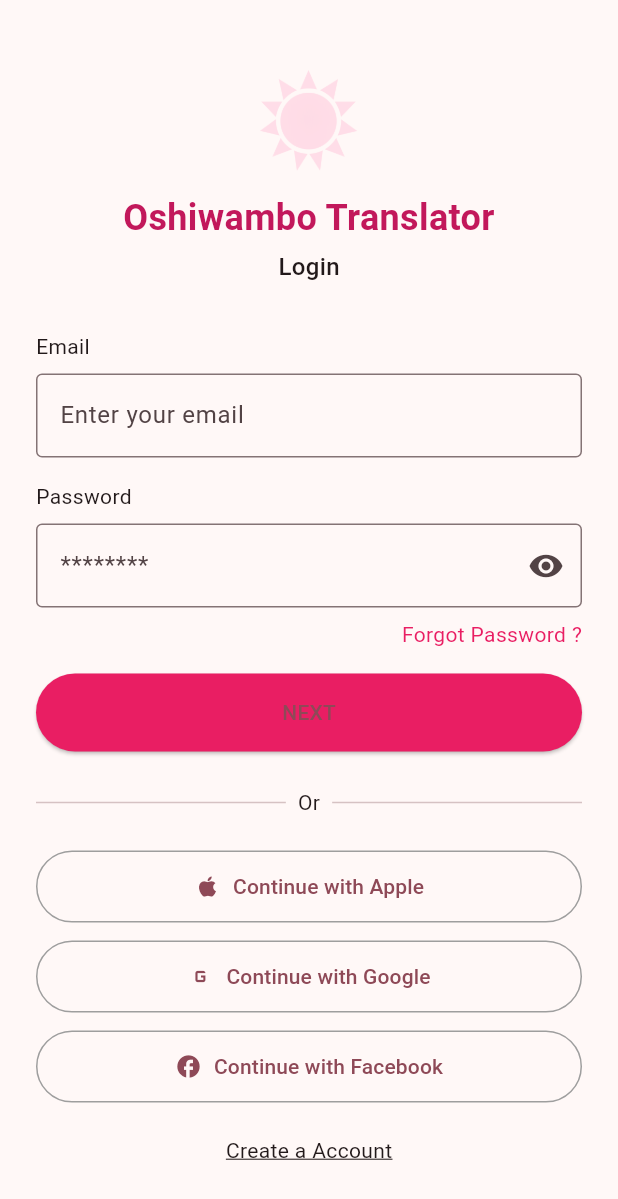
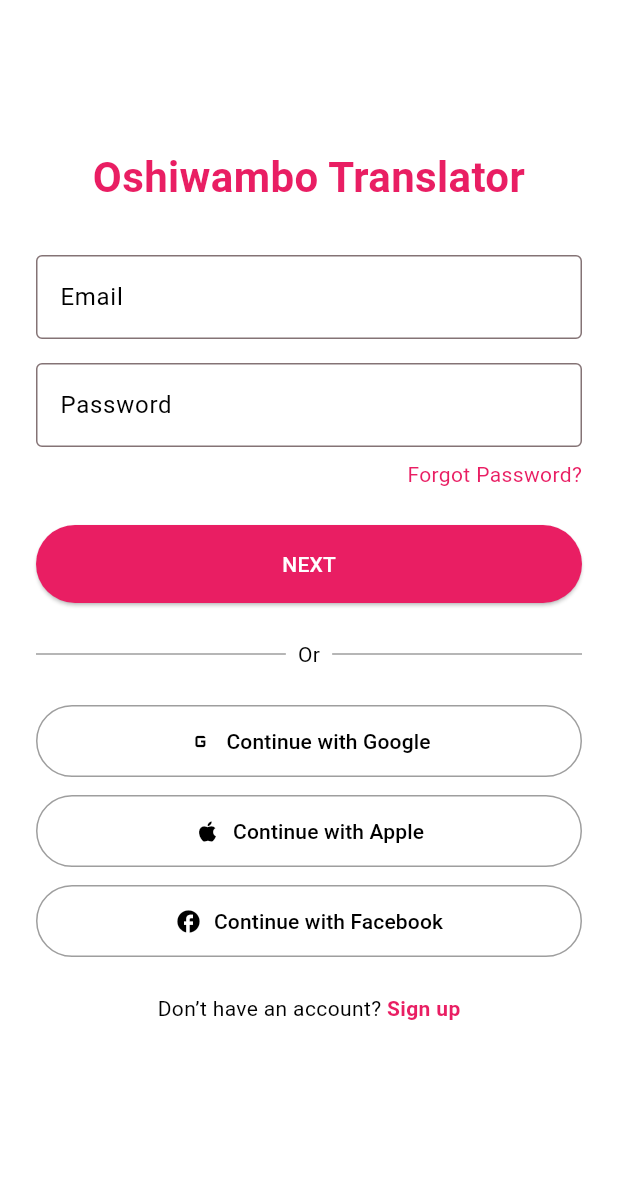
Before and after one commit to emmyetah/Oshiwambo_Translator, a Flutter app: the screen it shows after launch, on a phone screen of 412 x 824 dp. Shown: the top 1199 px of the screen. Run offline on Flutter 3.47's test engine with Material 3 defaults, Android fonts, the phone set to English and light mode, and no system bars; our stand-ins replace firebase_auth, firebase_core, google_sign_in, intl_phone_field, pin_code_fields, shared_preferences; accounts and stored records are empty.

Commit message:
updated logn.dart to apply authentication & change text colour from navy to black :)

```diff
--- a/lib/views/login.dart
+++ b/lib/views/login.dart
@@ -1,133 +1,183 @@
 import 'package:flutter/material.dart';
+import 'package:provider/provider.dart';
+import '../state/auth_state.dart';
 
-class LoginScreen extends StatelessWidget {
+class LoginScreen extends StatefulWidget {
   const LoginScreen({super.key});
+
+  @override
+  State<LoginScreen> createState() => _LoginScreenState();
+}
+
+class _LoginScreenState extends State<LoginScreen> {
+  final TextEditingController emailController = TextEditingController();
+  final TextEditingController passwordController = TextEditingController();
+
+  bool _loading = false;
+
+  void _showError(String message) {
+    ScaffoldMessenger.of(context).showSnackBar(
+      SnackBar(content: Text(message)),
+    );
+  }
+
+  Future<void> _signInWithEmail() async {
+    final auth = context.read<AuthState>();
+    setState(() => _loading = true);
+    try {
+      await auth.signInWithEmail(
+        emailController.text.trim(),
+        passwordController.text.trim(),
+      );
+      if (mounted) {
+        Navigator.pushReplacementNamed(context, '/home_eng');
+      }
+    } catch (e) {
+      _showError("Login failed: $e");
+    } finally {
+      setState(() => _loading = false);
+    }
+  }
+
+  Future<void> _signInWithGoogle() async {
+    final auth = context.read<AuthState>();
+    setState(() => _loading = true);
+    try {
+      await auth.signInWithGoogle();
+      if (mounted) {
+        Navigator.pushReplacementNamed(context, '/home_eng');
+      }
+    } catch (e) {
+      _showError("Google sign-in failed: $e");
+    } finally {
+      setState(() => _loading = false);
+    }
+  }
 
   @override
   Widget build(BuildContext context) {
     return Scaffold(
+      backgroundColor: Colors.white,
       body: SingleChildScrollView(
-        padding: const EdgeInsets.symmetric(horizontal: 24.0, vertical: 40.0),
+        padding: const EdgeInsets.symmetric(horizontal: 24, vertical: 48),
         child: Column(
           crossAxisAlignment: CrossAxisAlignment.stretch,
           children: [
-            // Sun logo + App name
-            Center(
-              child: Column(
-                children: [
-                  Opacity(
-                    opacity: 0.15,
-                    child: Image.asset(
-                      'assets/images/sun.png',
-                      width: 120,
-                    ),
-                  ),
-                  const SizedBox(height: 8),
-                  Text(
-                    "Oshiwambo Translator",
-                    style: TextStyle(
-                      fontSize: 24,
-                      fontWeight: FontWeight.bold,
-                      color: Colors.pink[700],
-                    ),
-                    textAlign: TextAlign.center,
-                  ),
-                  const SizedBox(height: 4),
-                  const Text(
-                    "Login",
-                    style: TextStyle(
-                      fontSize: 16,
-                      fontWeight: FontWeight.w500,
-                    ),
-                  ),
-                ],
+            const SizedBox(height: 50),
+
+            // App Title
+            const Text(
+              "Oshiwambo Translator",
+              textAlign: TextAlign.center,
+              style: TextStyle(
+                fontSize: 28,
+                fontWeight: FontWeight.bold,
+                color: Colors.pink,
               ),
             ),
-
             const SizedBox(height: 32),
 
-            // Email field
-            const Text("Email"),
-            const SizedBox(height: 8),
-            const TextField(
-              decoration: InputDecoration(
-                hintText: "Enter your email",
+            // Email
+            TextField(
+              controller: emailController,
+              decoration: const InputDecoration(
+                labelText: "Email",
+                labelStyle: TextStyle(color: Colors.black),
                 border: OutlineInputBorder(),
               ),
             ),
-
             const SizedBox(height: 16),
 
-            // Password field
-            const Text("Password"),
-            const SizedBox(height: 8),
-            const TextField(
+            // Password
+            TextField(
+              controller: passwordController,
               obscureText: true,
-              decoration: InputDecoration(
-                hintText: "********",
+              decoration: const InputDecoration(
+                labelText: "Password",
+                labelStyle: TextStyle(color: Colors.black),
                 border: OutlineInputBorder(),
-                suffixIcon: Icon(Icons.visibility),
               ),
             ),
-
             const SizedBox(height: 8),
 
-            // Forgot password link
+            // Forgot Password
             Align(
               alignment: Alignment.centerRight,
               child: GestureDetector(
                 onTap: () => Navigator.pushNamed(context, '/forgot'),
                 child: const Text(
-                  "Forgot Password ?",
+                  "Forgot Password?",
                   style: TextStyle(color: Colors.pink),
                 ),
               ),
             ),
+            const SizedBox(height: 24),
 
-            const SizedBox(height: 16),
-
-            // Next button
+            // Login Button
             ElevatedButton(
-              onPressed: () => Navigator.restorablePushReplacementNamed(context, '/home_eng'),
+              onPressed: _loading ? null : _signInWithEmail,
               style: ElevatedButton.styleFrom(
                 backgroundColor: Colors.pink,
+                foregroundColor: Colors.white,
                 padding: const EdgeInsets.symmetric(vertical: 16),
               ),
-              child: const Text("NEXT"),
+              child: _loading
+                  ? const CircularProgressIndicator(color: Colors.white)
+                  : const Text("NEXT"),
             ),
 
             const SizedBox(height: 24),
 
-            // OR separator
+            // Divider
             Row(
               children: const [
-                Expanded(child: Divider()),
+                Expanded(child: Divider(color: Colors.grey)),
                 Padding(
                   padding: EdgeInsets.symmetric(horizontal: 8),
-                  child: Text("Or"),
+                  child: Text("Or", style: TextStyle(color: Colors.black)),
                 ),
-                Expanded(child: Divider()),
+                Expanded(child: Divider(color: Colors.grey)),
               ],
             ),
+            const SizedBox(height: 24),
 
-            const SizedBox(height: 16),
+            // Social login buttons
+            _socialButton(
+              label: "Continue with Google",
+              icon: Icons.g_mobiledata,
+              onPressed: _signInWithGoogle,
+            ),
+            const SizedBox(height: 12),
+            _socialButton(
+              label: "Continue with Apple",
+              icon: Icons.apple,
+              onPressed: () {}, // TODO: add Apple sign-in later
+            ),
+            const SizedBox(height: 12),
+            _socialButton(
+              label: "Continue with Facebook",
+              icon: Icons.facebook,
+              onPressed: () {}, // TODO: add Facebook sign-in later
+            ),
 
-            // Social buttons
-            _socialButton("Continue with Apple", "apple"),
-            _socialButton("Continue with Google", "google"),
-            _socialButton("Continue with Facebook", "facebook"),
+            const SizedBox(height: 24),
 
-            const SizedBox(height: 16),
-
-            // Create account link
-            Center(
-              child: GestureDetector(
-                onTap: () =>Navigator.pushNamed(context, '/signup'),
-                child: const Text(
-                  "Create a Account",
-                  style: TextStyle(decoration: TextDecoration.underline),
+            // Sign up link
+            Row(
+              mainAxisAlignment: MainAxisAlignment.center,
+              children: [
+                const Text("Don’t have an account? ", style: TextStyle(color: Colors.black)),
+                GestureDetector(
+                  onTap: () => Navigator.pushNamed(context, '/signup'),
+                  child: const Text(
+                    "Sign up",
+                    style: TextStyle(
+                      color: Colors.pink,
+                      fontWeight: FontWeight.bold,
+                    ),
+                  ),
                 ),
-              ),
+              ],
             ),
           ],
         ),
@@ -135,38 +185,18 @@ class LoginScreen extends StatelessWidget {
     );
   }
 
-  // Widget helper for social buttons
-  Widget _socialButton(String label, String iconName) {
-    IconData icon;
-    switch (iconName) {
-      case "apple":
-        icon = Icons.apple;
-        break;
-      case "google":
-        icon = Icons.g_mobiledata;
-        break;
-      case "facebook":
-        icon = Icons.facebook;
-        break;
-      default:
-        icon = Icons.login;
-    }
-
-    return Padding(
-      padding: const EdgeInsets.symmetric(vertical: 6),
-      child: OutlinedButton.icon(
-        onPressed: () {
-          // TODO: Implement auth
-        },
-        icon: Icon(icon),
-        label: Text(label),
-        style: OutlinedButton.styleFrom(
-          padding: const EdgeInsets.symmetric(vertical: 14),
-          side: const BorderSide(color: Colors.grey),
-          shape: RoundedRectangleBorder(
-            borderRadius: BorderRadius.circular(30),
-          ),
-        ),
+  Widget _socialButton({
+    required String label,
+    required IconData icon,
+    required VoidCallback onPressed,
+  }) {
+    return OutlinedButton.icon(
+      onPressed: _loading ? null : onPressed,
+      icon: Icon(icon, color: Colors.black),
+      label: Text(label, style: const TextStyle(color: Colors.black)),
+      style: OutlinedButton.styleFrom(
+        padding: const EdgeInsets.symmetric(vertical: 14),
+        side: const BorderSide(color: Colors.grey),
       ),
     );
   }
```
